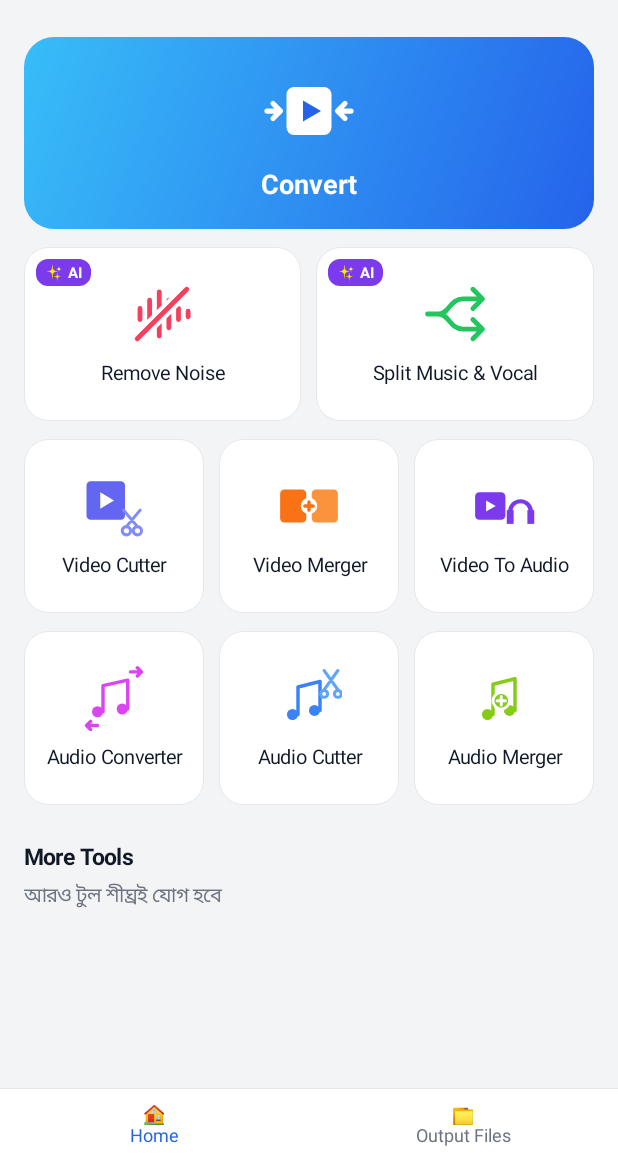
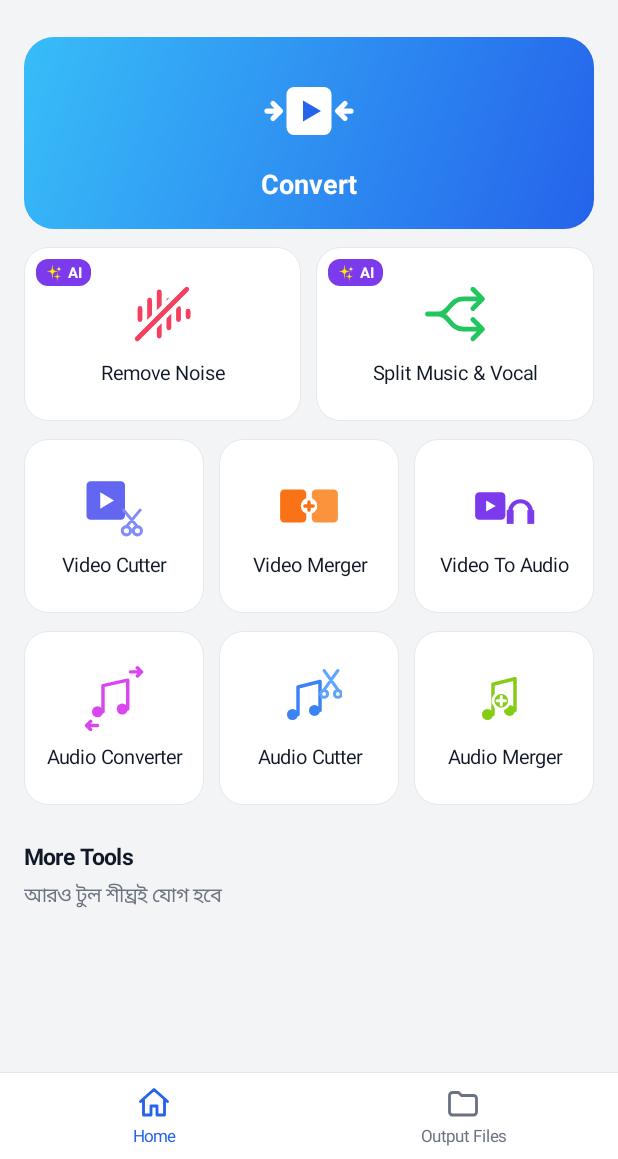
Before and after one commit to mkseries0055-stack/videostudio, an Android app: the screen it shows after launch (MainActivity), on a phone screen of 412 x 824 dp, the part 77-1236 px from its top. Run offline under Robolectric (Android 15) with nearby library versions, the phone set to English and light mode, and no system bars.

Commit message:
Update MainActivity.kt

```diff
--- a/app/src/main/java/com/example/videostudio/MainActivity.kt
+++ b/app/src/main/java/com/example/videostudio/MainActivity.kt
@@ -3,11 +3,13 @@ package com.example.videostudio
 import android.Manifest
 import android.content.pm.PackageManager
 import android.content.res.Configuration
+import android.net.Uri
 import android.os.Build
 import android.os.Bundle
 import android.view.Gravity
 import android.view.View
 import android.widget.FrameLayout
+import android.widget.ImageView
 import android.widget.LinearLayout
 import android.widget.TextView
 import android.widget.Toast
@@ -18,9 +20,36 @@ import androidx.core.view.WindowCompat
 
 class MainActivity : AppCompatActivity() {
 
+    private inner class NavItem(path: String, label: String) {
+        private val icon = PathIcon(path, UI.textSub)
+        private val tv = TextView(this@MainActivity).apply {
+            text = label
+            textSize = 11f
+            gravity = Gravity.CENTER
+            setPadding(0, UI.dp(this@MainActivity, 2), 0, 0)
+        }
+        val root = LinearLayout(this@MainActivity).apply {
+            orientation = LinearLayout.VERTICAL
+            gravity = Gravity.CENTER
+            setPadding(0, UI.dp(this@MainActivity, 8), 0, UI.dp(this@MainActivity, 8))
+            val iv = ImageView(this@MainActivity).apply { setImageDrawable(icon) }
+            addView(
+                iv,
+                LinearLayout.LayoutParams(UI.dp(this@MainActivity, 24), UI.dp(this@MainActivity, 24))
+            )
+            addView(tv)
+        }
+
+        fun setActive(on: Boolean) {
+            val c = if (on) UI.blue else UI.textSub
+            icon.setColor(c)
+            tv.setTextColor(c)
+        }
+    }
+
     private lateinit var content: FrameLayout
-    private lateinit var homeTab: TextView
-    private lateinit var outTab: TextView
+    private lateinit var homeNav: NavItem
+    private lateinit var outNav: NavItem
     private lateinit var homeView: View
     private lateinit var outView: View
 
@@ -31,6 +60,7 @@ class MainActivity : AppCompatActivity() {
     private var settings: SettingsScreen? = null
     private val convertSettings = ConvertSettings()
     private var selectedVideos: List<VideoItem> = emptyList()
+    private var pendingExternal: ((Uri?) -> Unit)? = null
 
     private val permLauncher =
         registerForActivityResult(ActivityResultContracts.RequestPermission()) { granted ->
@@ -41,6 +71,13 @@ class MainActivity : AppCompatActivity() {
     private val browseLauncher =
         registerForActivityResult(ActivityResultContracts.OpenMultipleDocuments()) { uris ->
             if (!uris.isNullOrEmpty()) picker?.addExternal(uris)
+        }
+
+    private val externalLauncher =
+        registerForActivityResult(ActivityResultContracts.OpenDocument()) { uri ->
+            val cb = pendingExternal
+            pendingExternal = null
+            cb?.invoke(uri)
         }
 
     private fun videoPermission(): String =
@@ -80,6 +117,10 @@ class MainActivity : AppCompatActivity() {
             this,
             list,
             convertSettings,
+            pickExternal = { cb ->
+                pendingExternal = cb
+                externalLauncher.launch(arrayOf("*/*"))
+            },
             onBack = { showPicker() },
             onDone = { startNow -> onConvertRequested(list, startNow) }
         )
@@ -115,19 +156,12 @@ class MainActivity : AppCompatActivity() {
         buildUi()
     }
 
-    private fun navItem(emoji: String, label: String): TextView = TextView(this).apply {
-        text = "$emoji\n$label"
-        textSize = 12f
-        gravity = Gravity.CENTER
-        setPadding(0, UI.dp(this@MainActivity, 8), 0, UI.dp(this@MainActivity, 8))
-    }
-
     private fun select(index: Int) {
         tab = index
         content.removeAllViews()
         content.addView(if (index == 0) homeView else outView)
-        homeTab.setTextColor(if (index == 0) UI.blue else UI.textSub)
-        outTab.setTextColor(if (index == 1) UI.blue else UI.textSub)
+        homeNav.setActive(index == 0)
+        outNav.setActive(index == 1)
     }
 
     private fun buildUi() {
@@ -167,17 +201,17 @@ class MainActivity : AppCompatActivity() {
             orientation = LinearLayout.HORIZONTAL
             setBackgroundColor(UI.card)
         }
-        homeTab = navItem("🏠", "Home")
-        outTab = navItem("📁", "Output Files")
-        bar.addView(homeTab, LinearLayout.LayoutParams(0, LinearLayout.LayoutParams.WRAP_CONTENT, 1f))
-        bar.addView(outTab, LinearLayout.LayoutParams(0, LinearLayout.LayoutParams.WRAP_CONTENT, 1f))
+        homeNav = NavItem(LineIcons.HOME, "Home")
+        outNav = NavItem(LineIcons.FOLDER, "Output Files")
+        bar.addView(homeNav.root, LinearLayout.LayoutParams(0, LinearLayout.LayoutParams.WRAP_CONTENT, 1f))
+        bar.addView(outNav.root, LinearLayout.LayoutParams(0, LinearLayout.LayoutParams.WRAP_CONTENT, 1f))
         root.addView(
             bar,
             LinearLayout.LayoutParams(LinearLayout.LayoutParams.MATCH_PARENT, LinearLayout.LayoutParams.WRAP_CONTENT)
         )
 
-        homeTab.setOnClickListener { select(0) }
-        outTab.setOnClickListener { select(1) }
+        homeNav.root.setOnClickListener { select(0) }
+        outNav.root.setOnClickListener { select(1) }
 
         setContentView(root)
         select(tab)
```
